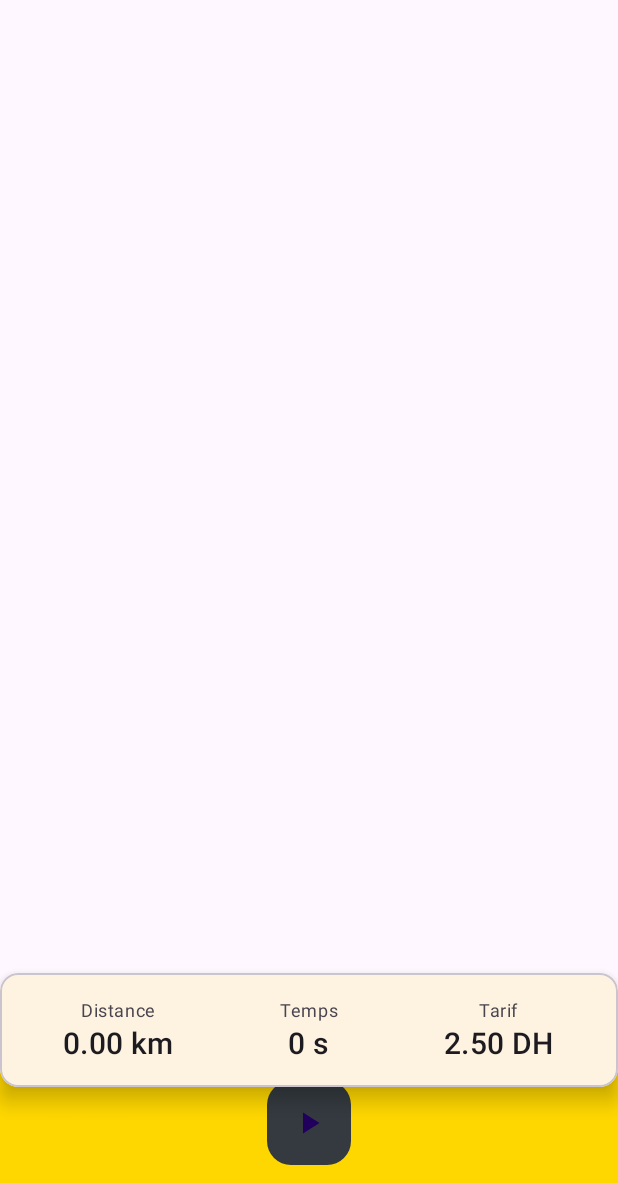
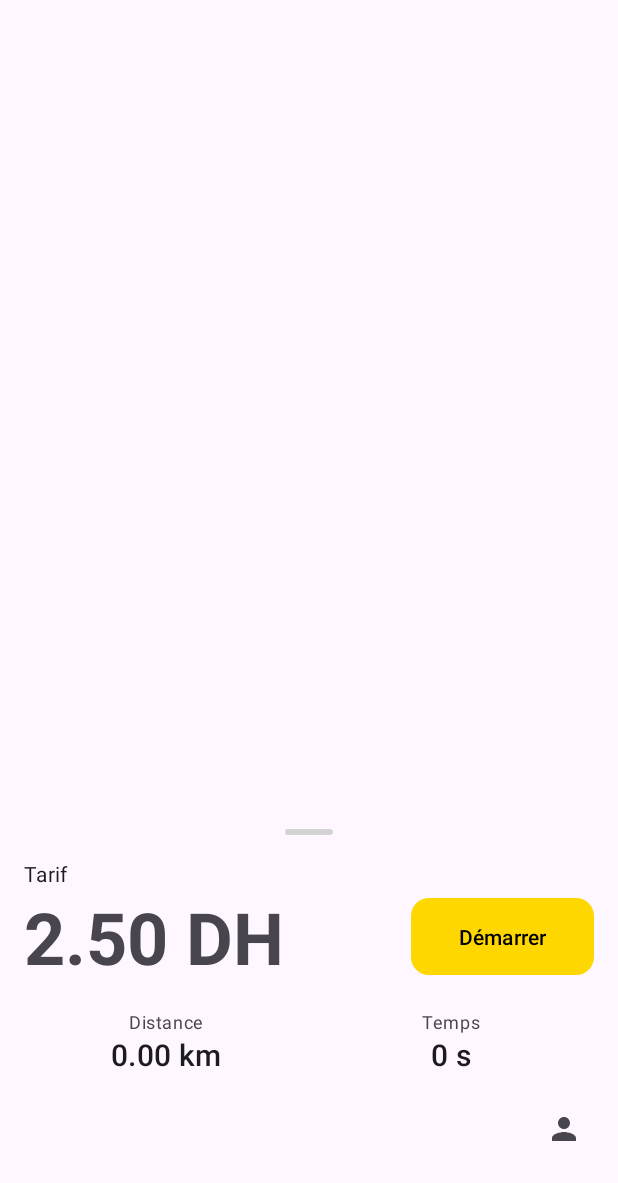
Before and after one commit to EL-IREJ-Zakaria/SmartCompteurTaxi, an Android app: the screen it shows after launch (MainActivity), on a phone screen of 412 x 824 dp, the part 53-1236 px from its top. Run offline under Robolectric (Android 15) with nearby library versions, the phone set to English and light mode, and no system bars; libraries missing offline, so code that uses them is left out: pub.devrel.easypermissions.

```diff
--- a/app/src/main/java/com/example/smartcompteurtaxi/MainActivity.kt
+++ b/app/src/main/java/com/example/smartcompteurtaxi/MainActivity.kt
@@ -5,12 +5,15 @@ import android.app.NotificationChannel
 import android.app.NotificationManager
 import android.content.Context
 import android.content.Intent
+import android.content.res.ColorStateList
 import android.content.res.Configuration
+import android.content.res.Resources
 import android.location.Location
 import android.os.Build
 import android.os.Bundle
 import android.os.Looper
-import android.widget.Button
+import android.util.Log
+import android.widget.ImageButton
 import android.widget.TextView
 import android.widget.Toast
 import androidx.appcompat.app.AppCompatActivity
@@ -24,7 +27,7 @@ import com.google.android.gms.maps.SupportMapFragment
 import com.google.android.gms.maps.model.LatLng
 import com.google.android.gms.maps.model.MapStyleOptions
 import com.google.android.gms.maps.model.MarkerOptions
-import com.google.android.material.floatingactionbutton.FloatingActionButton
+import com.google.android.material.button.MaterialButton
 import pub.devrel.easypermissions.AfterPermissionGranted
 import pub.devrel.easypermissions.EasyPermissions
 import java.util.concurrent.TimeUnit
@@ -34,8 +37,8 @@ class MainActivity : AppCompatActivity(), OnMapReadyCallback, EasyPermissions.Pe
     private lateinit var distanceTextView: TextView
     private lateinit var timeTextView: TextView
     private lateinit var fareTextView: TextView
-    private lateinit var startButton: FloatingActionButton
-    private lateinit var profileButton: Button
+    private lateinit var startButton: MaterialButton
+    private lateinit var profileButton: ImageButton
 
     private var isTripStarted = false
     private var startTime: Long = 0
@@ -50,6 +53,7 @@ class MainActivity : AppCompatActivity(), OnMapReadyCallback, EasyPermissions.Pe
     private lateinit var locationCallback: LocationCallback
 
     companion object {
+        private const val TAG = "MainActivity"
         private const val BASE_FARE = 2.50
         private const val PER_KILOMETER_RATE = 1.50
         private const val PER_MINUTE_RATE = 0.50
@@ -128,7 +132,7 @@ class MainActivity : AppCompatActivity(), OnMapReadyCallback, EasyPermissions.Pe
         try {
             fusedLocationClient.requestLocationUpdates(locationRequest, locationCallback, Looper.getMainLooper())
         } catch (e: SecurityException) {
-            e.printStackTrace()
+            Log.e(TAG, "Location permission not granted.", e)
         }
     }
 
@@ -162,7 +166,7 @@ class MainActivity : AppCompatActivity(), OnMapReadyCallback, EasyPermissions.Pe
         }
         handler.post(updateRunnable)
         startLocationUpdates()
-        startButton.setImageResource(R.drawable.ic_stop)
+        updateStartButton(true)
     }
 
     private fun stopTrip() {
@@ -170,7 +174,17 @@ class MainActivity : AppCompatActivity(), OnMapReadyCallback, EasyPermissions.Pe
         handler.removeCallbacks(updateRunnable)
         fusedLocationClient.removeLocationUpdates(locationCallback)
         showTripFinishedNotification()
-        startButton.setImageResource(R.drawable.ic_start)
+        updateStartButton(false)
+    }
+
+    private fun updateStartButton(isStarted: Boolean) {
+        if (isStarted) {
+            startButton.text = getString(R.string.stop)
+            startButton.backgroundTintList = ColorStateList.valueOf(ContextCompat.getColor(this, R.color.red))
+        } else {
+            startButton.text = getString(R.string.start)
+            startButton.backgroundTintList = ColorStateList.valueOf(ContextCompat.getColor(this, R.color.green))
+        }
     }
 
     private fun updateUI() {
@@ -210,14 +224,21 @@ class MainActivity : AppCompatActivity(), OnMapReadyCallback, EasyPermissions.Pe
     }
 
     private fun setMapStyle() {
-        val nightModeFlags = resources.configuration.uiMode and Configuration.UI_MODE_NIGHT_MASK
-        if (nightModeFlags == Configuration.UI_MODE_NIGHT_YES) {
-            try {
-                val style = MapStyleOptions.loadRawResourceStyle(this, R.raw.map_style_dark)
-                mMap.setMapStyle(style)
-            } catch (e: Exception) {
-                e.printStackTrace()
+        try {
+            val nightModeFlags = resources.configuration.uiMode and Configuration.UI_MODE_NIGHT_MASK
+            val isNightMode = nightModeFlags == Configuration.UI_MODE_NIGHT_YES
+
+            val style = if (isNightMode) {
+                MapStyleOptions.loadRawResourceStyle(this, R.raw.map_style_dark)
+            } else {
+                null // Use default map style in day mode
             }
+            val success = mMap.setMapStyle(style)
+            if (!success) {
+                Log.e(TAG, "Style parsing failed.")
+            }
+        } catch (e: Resources.NotFoundException) {
+            Log.e(TAG, "Can't find style. Error: ", e)
         }
     }
 }
--- /dev/null
+++ b/app/src/main/res/drawable/bottom_sheet_background.xml
@@ -0,0 +1,6 @@
+<?xml version="1.0" encoding="utf-8"?>
+<shape xmlns:android="http://schemas.android.com/apk/res/android"
+    android:shape="rectangle">
+    <solid android:color="?attr/colorSurface" />
+    <corners android:topLeftRadius="16dp" android:topRightRadius="16dp" />
+</shape>
--- /dev/null
+++ b/app/src/main/res/drawable/bottom_sheet_handle.xml
@@ -0,0 +1,7 @@
+<?xml version="1.0" encoding="utf-8"?>
+<shape xmlns:android="http://schemas.android.com/apk/res/android"
+    android:shape="rectangle">
+    <solid android:color="@color/light_gray" />
+    <corners android:radius="2dp" />
+    <size android:width="32dp" android:height="4dp" />
+</shape>
--- /dev/null
+++ b/app/src/main/res/drawable/ic_profile.xml
@@ -0,0 +1,10 @@
+<vector xmlns:android="http://schemas.android.com/apk/res/android"
+    android:width="24dp"
+    android:height="24dp"
+    android:viewportWidth="24"
+    android:viewportHeight="24"
+    android:tint="?attr/colorControlNormal">
+  <path
+      android:fillColor="@android:color/white"
+      android:pathData="M12,12c2.21,0 4,-1.79 4,-4s-1.79,-4 -4,-4 -4,1.79 -4,4 1.79,4 4,4zM12,14c-2.67,0 -8,1.34 -8,4v2h16v-2c0,-2.66 -5.33,-4 -8,-4z"/>
+</vector>
--- a/app/src/main/res/layout/activity_main.xml
+++ b/app/src/main/res/layout/activity_main.xml
@@ -12,44 +12,66 @@
         android:layout_width="match_parent"
         android:layout_height="match_parent" />
 
-    <com.google.android.material.bottomappbar.BottomAppBar
-        android:id="@+id/bottom_app_bar"
+    <LinearLayout
+        android:id="@+id/bottom_sheet"
         android:layout_width="match_parent"
         android:layout_height="wrap_content"
-        android:layout_gravity="bottom"
-        app:fabAlignmentMode="center"
-        app:hideOnScroll="true"
-        app:backgroundTint="@color/taxi_yellow">
+        android:orientation="vertical"
+        android:background="@drawable/bottom_sheet_background"
+        app:layout_behavior="com.google.android.material.bottomsheet.BottomSheetBehavior">
+
+        <ImageView
+            android:layout_width="wrap_content"
+            android:layout_height="wrap_content"
+            android:layout_gravity="center_horizontal"
+            android:layout_marginTop="8dp"
+            android:src="@drawable/bottom_sheet_handle" />
+
+        <androidx.constraintlayout.widget.ConstraintLayout
+            android:layout_width="match_parent"
+            android:layout_height="wrap_content"
+            android:padding="16dp">
+
+            <TextView
+                android:id="@+id/fare_label"
+                android:layout_width="wrap_content"
+                android:layout_height="wrap_content"
+                android:text="@string/fare"
+                android:textAppearance="@style/TextAppearance.MaterialComponents.Body2"
+                app:layout_constraintStart_toStartOf="parent"
+                app:layout_constraintTop_toTopOf="parent" />
+
+            <TextView
+                android:id="@+id/fare_textview"
+                android:layout_width="wrap_content"
+                android:layout_height="wrap_content"
+                android:text="@string/fare_format"
+                android:textAppearance="@style/TextAppearance.MaterialComponents.Headline3"
+                android:textStyle="bold"
+                app:layout_constraintStart_toStartOf="parent"
+                app:layout_constraintTop_toBottomOf="@id/fare_label" />
 
             <com.google.android.material.button.MaterialButton
-            android:id="@+id/profile_button"
-            style="@style/Widget.MaterialComponents.Button.TextButton"
-            android:layout_width="wrap_content"
-            android:layout_height="wrap_content"
-            android:text="@string/profile" />
-
-    </com.google.android.material.bottomappbar.BottomAppBar>
-
-    <com.google.android.material.floatingactionbutton.FloatingActionButton
                 android:id="@+id/start_button"
                 android:layout_width="wrap_content"
                 android:layout_height="wrap_content"
-        android:src="@drawable/ic_start"
-        app:layout_anchor="@id/bottom_app_bar"
-        app:backgroundTint="@color/dark_gray" />
-
-    <com.google.android.material.card.MaterialCardView
-        android:layout_width="match_parent"
-        android:layout_height="wrap_content"
-        android:layout_gravity="bottom"
-        android:layout_marginBottom="?attr/actionBarSize"
-        app:cardElevation="8dp">
+                android:paddingHorizontal="32dp"
+                android:paddingVertical="16dp"
+                android:text="@string/start"
+                app:cornerRadius="12dp"
+                app:layout_constraintBottom_toBottomOf="@+id/fare_textview"
+                app:layout_constraintEnd_toEndOf="parent"
+                app:layout_constraintTop_toTopOf="@+id/fare_textview" />
 
             <LinearLayout
-            android:layout_width="match_parent"
+                android:id="@+id/info_container"
+                android:layout_width="0dp"
                 android:layout_height="wrap_content"
+                android:layout_marginTop="16dp"
                 android:orientation="horizontal"
-            android:padding="16dp">
+                app:layout_constraintTop_toBottomOf="@+id/fare_textview"
+                app:layout_constraintStart_toStartOf="parent"
+                app:layout_constraintEnd_toEndOf="parent">
 
                 <LinearLayout
                     android:layout_width="0dp"
@@ -95,30 +117,21 @@
 
                 </LinearLayout>
 
-            <LinearLayout
-                android:layout_width="0dp"
-                android:layout_height="wrap_content"
-                android:layout_weight="1"
-                android:gravity="center"
-                android:orientation="vertical">
+            </LinearLayout>
 
-                <TextView
+            <ImageButton
+                android:id="@+id/profile_button"
                 android:layout_width="wrap_content"
                 android:layout_height="wrap_content"
-                    android:text="@string/fare"
-                    android:textAppearance="@style/TextAppearance.MaterialComponents.Caption" />
+                android:background="?attr/selectableItemBackgroundBorderless"
+                android:padding="8dp"
+                android:src="@drawable/ic_profile"
+                app:layout_constraintEnd_toEndOf="parent"
+                app:layout_constraintTop_toBottomOf="@+id/info_container"
+                android:layout_marginTop="16dp"/>
 
-                <TextView
-                    android:id="@+id/fare_textview"
-                    android:layout_width="wrap_content"
-                    android:layout_height="wrap_content"
-                    android:text="@string/fare_format"
-                    android:textAppearance="@style/TextAppearance.MaterialComponents.Headline6" />
+        </androidx.constraintlayout.widget.ConstraintLayout>
 
     </LinearLayout>
 
-        </LinearLayout>
-
-    </com.google.android.material.card.MaterialCardView>
-
 </androidx.coordinatorlayout.widget.CoordinatorLayout>
```
Lines whose indentation alone changed are shown as unchanged.
